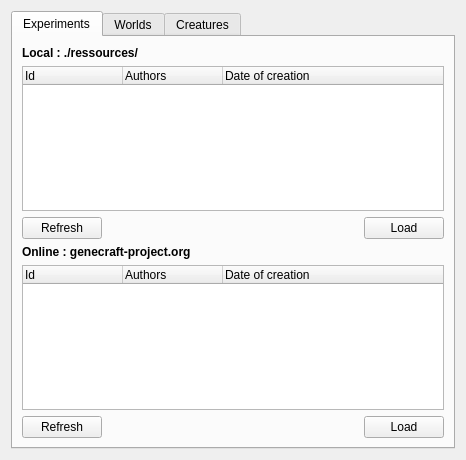
This is src/genelab/core/ui/widgets/experiments/ressourcesbrowser.ui in GeneCraft/GeneCraft-Project as Qt 5 draws it before an edit. The edited form follows.
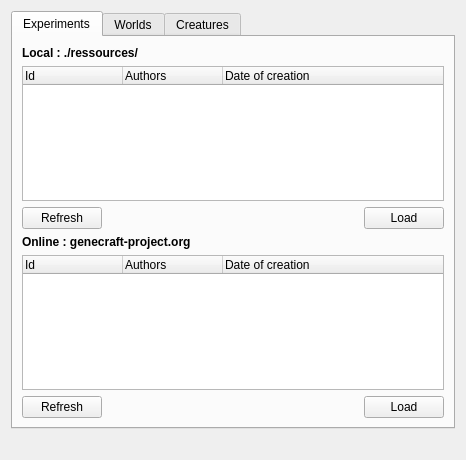
This is the edited form. Icons and pictures are not drawn.

Commit message: ressources load creature from database

```diff
--- a/src/genelab/core/ui/widgets/experiments/ressourcesbrowser.ui
+++ b/src/genelab/core/ui/widgets/experiments/ressourcesbrowser.ui
@@ -288,6 +288,13 @@
      </widget>
     </widget>
    </item>
+   <item row="2" column="0">
+    <widget class="QLabel" name="lblDb">
+     <property name="text">
+      <string/>
+     </property>
+    </widget>
+   </item>
   </layout>
  </widget>
  <resources>
```
The commit also changes 2 other files.
